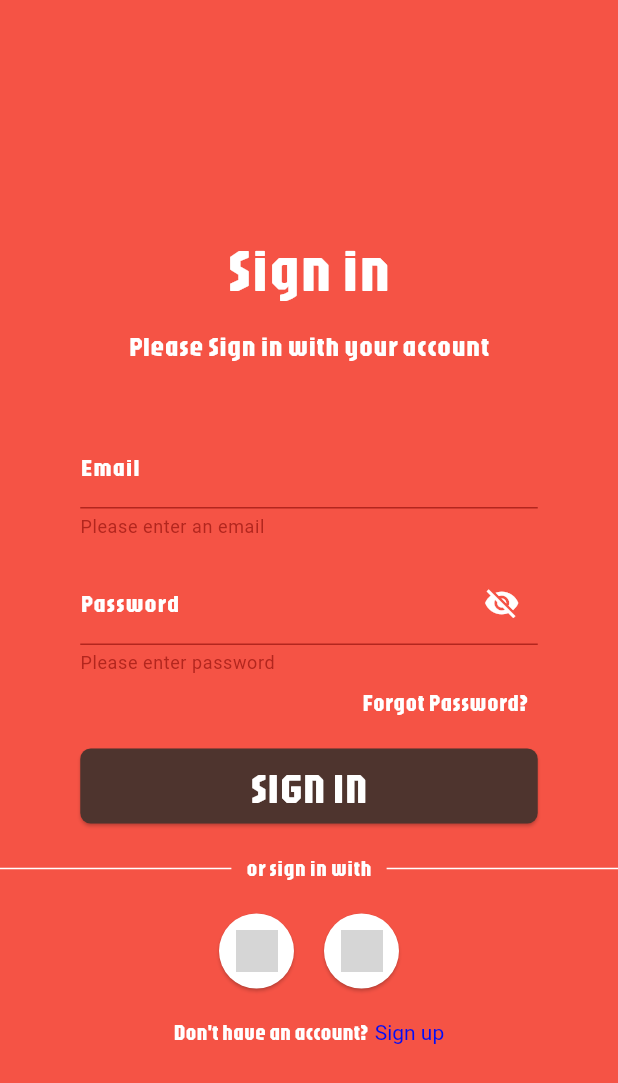
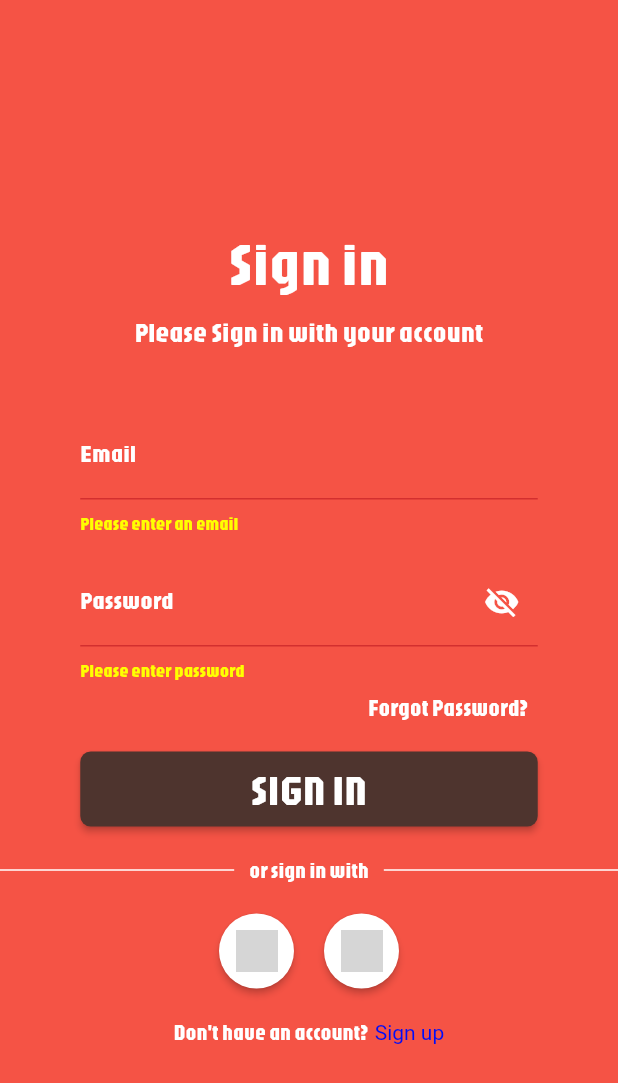
Before and after one commit to alvish-shrestha/Budget-Hero-Mobile-App-Assignment, a Flutter app: the screen it shows after launch, after a tap on "SIGN IN", on a phone screen of 412 x 824 dp. Shown: the top 1083 px of the screen. Run offline on Flutter 3.47's test engine with Material 3 defaults, Android fonts, the phone set to English and light mode, and no system bars; grey boxes are pictures that could not be loaded.

Commit message:
theme added

```diff
--- a/lib/main.dart
+++ b/lib/main.dart
@@ -1,6 +1,13 @@
-import 'package:budgethero/budget_hero.dart';
+import 'package:budgethero/theme/theme_data.dart';
+import 'package:budgethero/view/splash_screen.dart';
 import 'package:flutter/material.dart';
 
 void main() {
-  runApp(BudgetHero());
+  runApp(
+    MaterialApp(
+      theme: myApplicationTheme(),
+      home: const SplashScreen(),
+      debugShowCheckedModeBanner: false,
+    ),
+  );
 }
--- /dev/null
+++ b/lib/theme/theme_data.dart
@@ -0,0 +1,89 @@
+import 'package:flutter/material.dart';
+
+ThemeData myApplicationTheme() {
+  const primaryColor = Color(0xFFF55345);
+  const textColor = Colors.white;
+
+  return ThemeData(
+    useMaterial3: false,
+    primaryColor: primaryColor,
+    scaffoldBackgroundColor: primaryColor,
+    fontFamily: "Jaro",
+
+    colorScheme: ColorScheme.fromSwatch(
+      primarySwatch: Colors.red,
+      backgroundColor: primaryColor,
+    ).copyWith(
+      secondary: Colors.brown[800],
+    ),
+
+    appBarTheme: const AppBarTheme(
+      centerTitle: true,
+      elevation: 0,
+      backgroundColor: primaryColor,
+      iconTheme: IconThemeData(color: Colors.white),
+      titleTextStyle: TextStyle(
+        fontFamily: "Jaro",
+        fontSize: 22,
+        color: Colors.white,
+        fontWeight: FontWeight.bold,
+      ),
+    ),
+
+    elevatedButtonTheme: ElevatedButtonThemeData(
+      style: ElevatedButton.styleFrom(
+        backgroundColor: Colors.brown[800],
+        foregroundColor: Colors.white,
+        textStyle: const TextStyle(
+          fontSize: 20,
+          fontFamily: "Jaro",
+        ),
+        shape: RoundedRectangleBorder(
+          borderRadius: BorderRadius.circular(7),
+        ),
+      ),
+    ),
+
+    inputDecorationTheme: InputDecorationTheme(
+      labelStyle: const TextStyle(
+        fontFamily: "Jaro",
+        color: textColor,
+      ),
+      floatingLabelStyle: const TextStyle(
+        fontFamily: "Jaro",
+        color: textColor,
+      ),
+      enabledBorder: OutlineInputBorder(
+        borderRadius: BorderRadius.circular(7),
+        borderSide: const BorderSide(
+          color: textColor,
+          width: 3,
+        ),
+      ),
+      focusedBorder: OutlineInputBorder(
+        borderRadius: BorderRadius.circular(7),
+        borderSide: const BorderSide(
+          color: textColor,
+          width: 3,
+        ),
+      ),
+      errorStyle: const TextStyle(color: Colors.yellowAccent),
+    ),
+
+    textTheme: const TextTheme(
+      bodyLarge: TextStyle(color: textColor),
+      bodyMedium: TextStyle(color: textColor),
+      titleLarge: TextStyle(color: textColor),
+      titleSmall: TextStyle(color: textColor),
+    ),
+
+    iconTheme: const IconThemeData(
+      color: textColor,
+    ),
+
+    dividerTheme: const DividerThemeData(
+      color: Colors.white,
+      thickness: 1,
+    ),
+  );
+}
```
Also changed, not shown: lib/view/dashboard_screen.dart (+71 -5 lines), lib/budget_hero.dart (line endings or trailing spaces), pubspec.lock.
